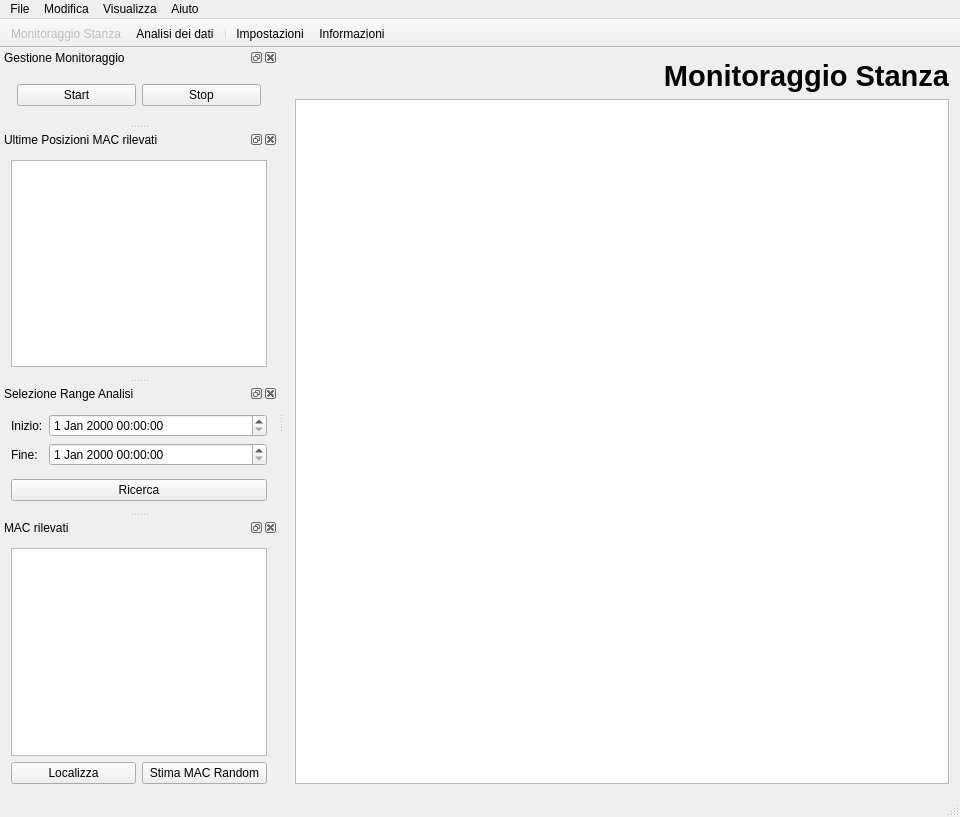
Qt form RoomMonitor/windows/main.ui (PieroMacaluso/RoomMonitor) before a commit.
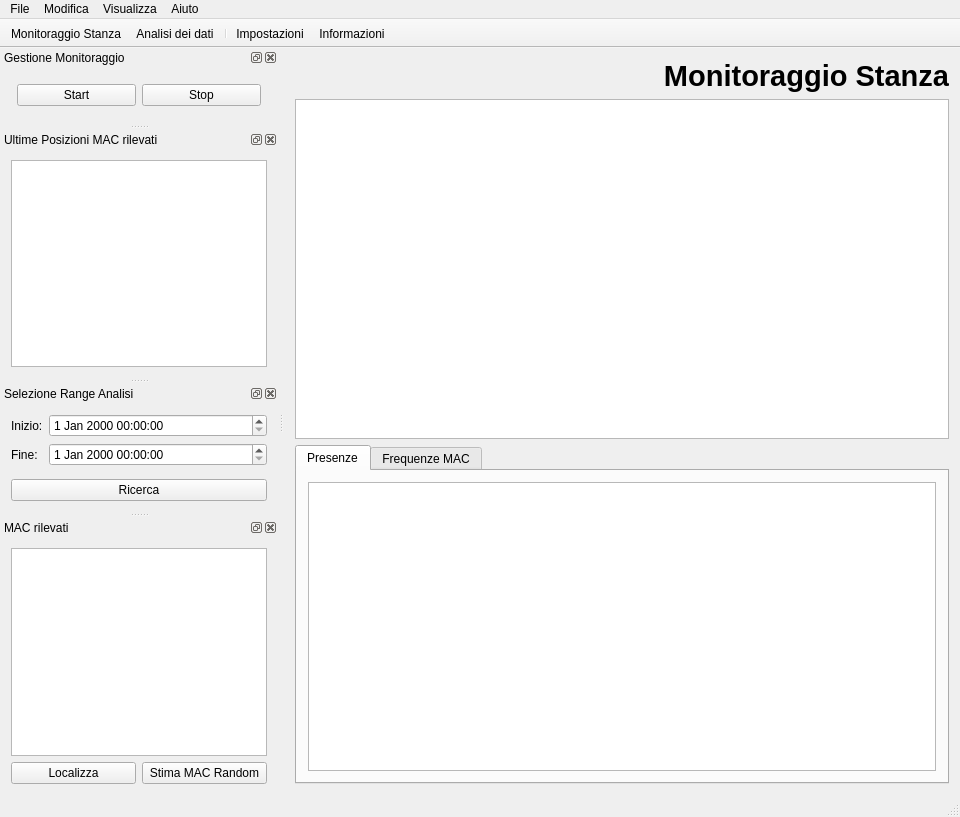
The same form after that commit. Icons and pictures are not drawn. Custom widgets are drawn as their Qt base class.

Commit message: Miglioramenti grafici e inserimento doppio grafico nella sezione di Analisi (andamento lungo periodo e spazio per il grafico con frequenze MAC che devo importare a breve).

What changed in the file:
```diff
--- a/RoomMonitor/windows/main.ui
+++ b/RoomMonitor/windows/main.ui
@@ -24,11 +24,8 @@
     <normaloff>:/resources/resources/logo_img.svg</normaloff>:/resources/resources/logo_img.svg</iconset>
   </property>
   <widget class="QWidget" name="centralWidget">
-   <layout class="QGridLayout" name="gridLayout_2">
-    <item row="1" column="0">
-     <widget class="MonitoringPlotView" name="monitoringPlot"/>
-    </item>
-    <item row="0" column="0">
+   <layout class="QVBoxLayout" name="verticalLayout_5">
+    <item>
      <widget class="QLabel" name="title">
       <property name="enabled">
        <bool>true</bool>
@@ -41,6 +38,36 @@
       </property>
      </widget>
     </item>
+    <item>
+     <widget class="MonitoringPlotView" name="monitoringPlot"/>
+    </item>
+    <item>
+     <widget class="QTabWidget" name="analysisWidget">
+      <property name="currentIndex">
+       <number>0</number>
+      </property>
+      <widget class="QWidget" name="tab">
+       <attribute name="title">
+        <string>Presenze</string>
+       </attribute>
+       <layout class="QVBoxLayout" name="verticalLayout_3">
+        <item>
+         <widget class="MonitoringPlotView" name="analysisPlot"/>
+        </item>
+       </layout>
+      </widget>
+      <widget class="QWidget" name="tab_2">
+       <attribute name="title">
+        <string>Frequenze MAC</string>
+       </attribute>
+       <layout class="QVBoxLayout" name="verticalLayout_4">
+        <item>
+         <widget class="MonitoringPlotView" name="macPlot"/>
+        </item>
+       </layout>
+      </widget>
+     </widget>
+    </item>
    </layout>
   </widget>
   <widget class="QMenuBar" name="menuBar">
@@ -401,7 +428,7 @@
   </action>
   <action name="actionMonitoring">
    <property name="enabled">
-    <bool>false</bool>
+    <bool>true</bool>
    </property>
    <property name="icon">
     <iconset resource="../res.qrc">
```
The commit also changes 2 other files.
